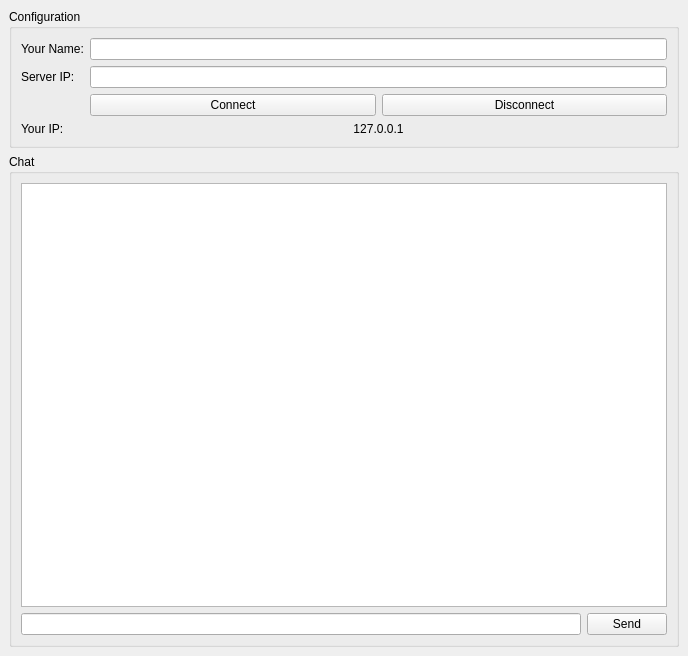
elmoiv/chatcat, file exe/gui.ui: the form before one commit.
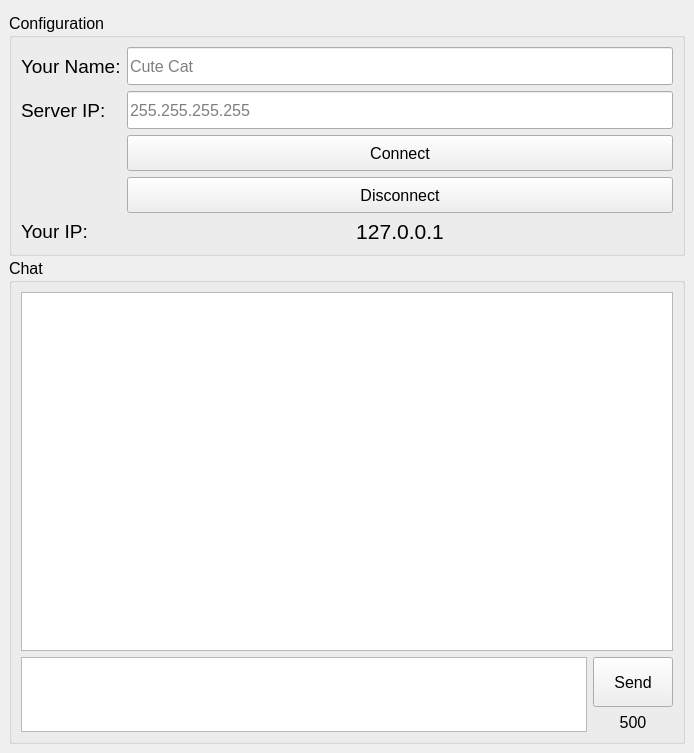
The form after the commit.

```diff
--- a/exe/gui.ui
+++ b/exe/gui.ui
@@ -6,8 +6,8 @@
    <rect>
     <x>0</x>
     <y>0</y>
-    <width>688</width>
-    <height>656</height>
+    <width>689</width>
+    <height>753</height>
    </rect>
   </property>
   <property name="windowTitle">
@@ -19,12 +19,29 @@
      <layout class="QGridLayout" name="gridLayout">
       <item row="0" column="0">
        <widget class="QGroupBox" name="grpConfig">
+        <property name="sizePolicy">
+         <sizepolicy hsizetype="Expanding" vsizetype="Fixed">
+          <horstretch>0</horstretch>
+          <verstretch>0</verstretch>
+         </sizepolicy>
+        </property>
         <property name="minimumSize">
          <size>
           <width>0</width>
-          <height>123</height>
+          <height>243</height>
          </size>
         </property>
+        <property name="maximumSize">
+         <size>
+          <width>16777215</width>
+          <height>234</height>
+         </size>
+        </property>
+        <property name="font">
+         <font>
+          <pointsize>12</pointsize>
+         </font>
+        </property>
         <property name="title">
          <string>Configuration</string>
         </property>
@@ -32,57 +49,186 @@
          <item>
           <layout class="QGridLayout" name="gridLayout_2">
            <item row="2" column="2">
+            <widget class="QPushButton" name="btnConnect">
+             <property name="sizePolicy">
+              <sizepolicy hsizetype="Expanding" vsizetype="Fixed">
+               <horstretch>0</horstretch>
+               <verstretch>0</verstretch>
+              </sizepolicy>
+             </property>
+             <property name="minimumSize">
+              <size>
+               <width>0</width>
+               <height>36</height>
+              </size>
+             </property>
+             <property name="font">
+              <font>
+               <pointsize>12</pointsize>
+              </font>
+             </property>
+             <property name="text">
+              <string>Connect</string>
+             </property>
+            </widget>
+           </item>
+           <item row="3" column="2">
             <widget class="QPushButton" name="btnDisconnect">
+             <property name="sizePolicy">
+              <sizepolicy hsizetype="Expanding" vsizetype="Fixed">
+               <horstretch>0</horstretch>
+               <verstretch>0</verstretch>
+              </sizepolicy>
+             </property>
+             <property name="minimumSize">
+              <size>
+               <width>0</width>
+               <height>36</height>
+              </size>
+             </property>
+             <property name="font">
+              <font>
+               <pointsize>12</pointsize>
+              </font>
+             </property>
              <property name="text">
               <string>Disconnect</string>
              </property>
             </widget>
            </item>
-           <item row="1" column="1" colspan="2">
-            <widget class="QLineEdit" name="txtIP"/>
-           </item>
-           <item row="3" column="1" colspan="2">
-            <widget class="QLabel" name="lblIP">
-             <property name="text">
-              <string>127.0.0.1</string>
-             </property>
-             <property name="alignment">
-              <set>Qt::AlignCenter</set>
-             </property>
-            </widget>
-           </item>
-           <item row="3" column="0">
+           <item row="4" column="0" colspan="2">
             <widget class="QLabel" name="label_2">
+             <property name="sizePolicy">
+              <sizepolicy hsizetype="Expanding" vsizetype="Fixed">
+               <horstretch>0</horstretch>
+               <verstretch>0</verstretch>
+              </sizepolicy>
+             </property>
+             <property name="font">
+              <font>
+               <pointsize>14</pointsize>
+              </font>
+             </property>
              <property name="text">
               <string>Your IP:</string>
              </property>
             </widget>
            </item>
-           <item row="1" column="0">
+           <item row="1" column="0" colspan="2">
             <widget class="QLabel" name="label">
+             <property name="sizePolicy">
+              <sizepolicy hsizetype="Expanding" vsizetype="Fixed">
+               <horstretch>0</horstretch>
+               <verstretch>0</verstretch>
+              </sizepolicy>
+             </property>
              <property name="maximumSize">
               <size>
-               <width>60</width>
-               <height>16777215</height>
+               <width>131</width>
+               <height>206</height>
               </size>
              </property>
+             <property name="font">
+              <font>
+               <pointsize>14</pointsize>
+               <weight>50</weight>
+               <bold>false</bold>
+              </font>
+             </property>
              <property name="text">
               <string>Server IP:</string>
              </property>
             </widget>
            </item>
-           <item row="2" column="1">
-            <widget class="QPushButton" name="btnConnect">
+           <item row="0" column="2">
+            <widget class="QLineEdit" name="txtName">
+             <property name="minimumSize">
+              <size>
+               <width>0</width>
+               <height>36</height>
+              </size>
+             </property>
+             <property name="maximumSize">
+              <size>
+               <width>16777215</width>
+               <height>215</height>
+              </size>
+             </property>
+             <property name="placeholderText">
+              <string>Cute Cat</string>
+             </property>
+            </widget>
+           </item>
+           <item row="1" column="2">
+            <widget class="QLineEdit" name="txtIP">
+             <property name="sizePolicy">
+              <sizepolicy hsizetype="Expanding" vsizetype="Fixed">
+               <horstretch>0</horstretch>
+               <verstretch>0</verstretch>
+              </sizepolicy>
+             </property>
+             <property name="minimumSize">
+              <size>
+               <width>0</width>
+               <height>36</height>
+              </size>
+             </property>
+             <property name="maximumSize">
+              <size>
+               <width>16777215</width>
+               <height>211</height>
+              </size>
+             </property>
+             <property name="inputMask">
+              <string/>
+             </property>
+             <property name="placeholderText">
+              <string>255.255.255.255</string>
+             </property>
+            </widget>
+           </item>
+           <item row="4" column="2">
+            <widget class="QLabel" name="lblIP">
+             <property name="sizePolicy">
+              <sizepolicy hsizetype="Expanding" vsizetype="Fixed">
+               <horstretch>0</horstretch>
+               <verstretch>0</verstretch>
+              </sizepolicy>
+             </property>
+             <property name="font">
+              <font>
+               <pointsize>16</pointsize>
+              </font>
+             </property>
              <property name="text">
-              <string>Connect</string>
+              <string>127.0.0.1</string>
+             </property>
+             <property name="alignment">
+              <set>Qt::AlignCenter</set>
              </property>
             </widget>
            </item>
-           <item row="0" column="1" colspan="2">
-            <widget class="QLineEdit" name="txtName"/>
-           </item>
-           <item row="0" column="0">
+           <item row="0" column="0" colspan="2">
             <widget class="QLabel" name="label_3">
+             <property name="sizePolicy">
+              <sizepolicy hsizetype="Expanding" vsizetype="Fixed">
+               <horstretch>0</horstretch>
+               <verstretch>0</verstretch>
+              </sizepolicy>
+             </property>
+             <property name="maximumSize">
+              <size>
+               <width>16777215</width>
+               <height>206</height>
+              </size>
+             </property>
+             <property name="font">
+              <font>
+               <pointsize>14</pointsize>
+               <weight>50</weight>
+               <bold>false</bold>
+              </font>
+             </property>
              <property name="text">
               <string>Your Name:</string>
              </property>
@@ -95,24 +241,126 @@
       </item>
       <item row="1" column="0">
        <widget class="QGroupBox" name="grpChat">
+        <property name="font">
+         <font>
+          <pointsize>12</pointsize>
+         </font>
+        </property>
         <property name="title">
          <string>Chat</string>
         </property>
         <layout class="QVBoxLayout" name="verticalLayout_3">
          <item>
           <layout class="QGridLayout" name="gridLayout_3">
-           <item row="1" column="0">
-            <widget class="QLineEdit" name="txtSend"/>
+           <item row="2" column="0" rowspan="2">
+            <widget class="QPlainTextEdit" name="txtSend">
+             <property name="sizePolicy">
+              <sizepolicy hsizetype="Expanding" vsizetype="Fixed">
+               <horstretch>0</horstretch>
+               <verstretch>0</verstretch>
+              </sizepolicy>
+             </property>
+             <property name="minimumSize">
+              <size>
+               <width>566</width>
+               <height>75</height>
+              </size>
+             </property>
+             <property name="maximumSize">
+              <size>
+               <width>16777215</width>
+               <height>75</height>
+              </size>
+             </property>
+             <property name="font">
+              <font>
+               <pointsize>11</pointsize>
+              </font>
+             </property>
+             <property name="plainText">
+              <string/>
+             </property>
+             <property name="placeholderText">
+              <string>Type Here...</string>
+             </property>
+            </widget>
            </item>
-           <item row="1" column="1">
+           <item row="3" column="1">
+            <widget class="QLabel" name="lblCharLeft">
+             <property name="text">
+              <string>500</string>
+             </property>
+             <property name="alignment">
+              <set>Qt::AlignCenter</set>
+             </property>
+            </widget>
+           </item>
+           <item row="2" column="1">
             <widget class="QPushButton" name="btnSend">
+             <property name="minimumSize">
+              <size>
+               <width>0</width>
+               <height>50</height>
+              </size>
+             </property>
+             <property name="font">
+              <font>
+               <pointsize>12</pointsize>
+              </font>
+             </property>
              <property name="text">
               <string>Send</string>
              </property>
             </widget>
            </item>
            <item row="0" column="0" colspan="2">
-            <widget class="QListWidget" name="lstChat"/>
+            <widget class="QListWidget" name="lstChat">
+             <property name="layoutDirection">
+              <enum>Qt::RightToLeft</enum>
+             </property>
+             <property name="horizontalScrollBarPolicy">
+              <enum>Qt::ScrollBarAsNeeded</enum>
+             </property>
+             <property name="sizeAdjustPolicy">
+              <enum>QAbstractScrollArea::AdjustIgnored</enum>
+             </property>
+             <property name="textElideMode">
+              <enum>Qt::ElideNone</enum>
+             </property>
+             <property name="verticalScrollMode">
+              <enum>QAbstractItemView::ScrollPerPixel</enum>
+             </property>
+             <property name="horizontalScrollMode">
+              <enum>QAbstractItemView::ScrollPerPixel</enum>
+             </property>
+             <property name="movement">
+              <enum>QListView::Static</enum>
+             </property>
+             <property name="flow">
+              <enum>QListView::TopToBottom</enum>
+             </property>
+             <property name="isWrapping" stdset="0">
+              <bool>false</bool>
+             </property>
+             <property name="resizeMode">
+              <enum>QListView::Fixed</enum>
+             </property>
+             <property name="layoutMode">
+              <enum>QListView::SinglePass</enum>
+             </property>
+             <property name="spacing">
+              <number>1</number>
+             </property>
+             <property name="viewMode">
+              <enum>QListView::ListMode</enum>
+             </property>
+             <property name="wordWrap">
+              <bool>true</bool>
+             </property>
+             <property name="selectionRectVisible">
+              <bool>false</bool>
+             </property>
+            </widget>
            </item>
           </layout>
          </item>
```
Left out of the diff: 2 changed lines with no effect on the pictures.
